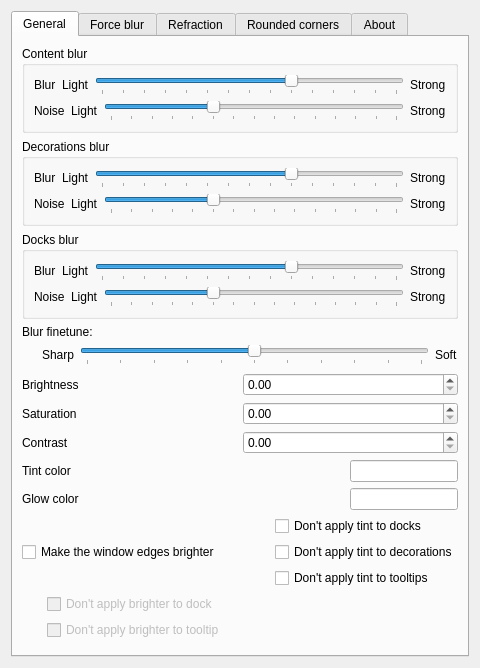
Before: the Qt Designer form src/kcm/blur_config.ui in 4v3ngR/kwin-effects-glass, drawn with Qt 5.
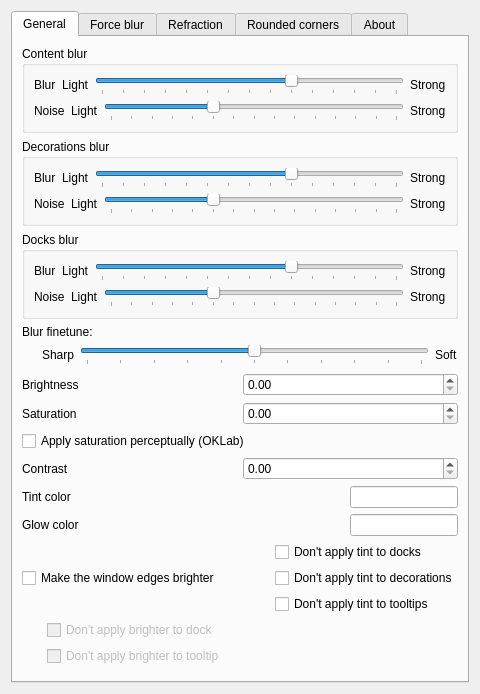
After: the same form once the commit is applied. Custom widgets are drawn as their Qt base class.

Commit message: feat(blur): apply saturation in OKLab option

```diff
--- a/src/kcm/blur_config.ui
+++ b/src/kcm/blur_config.ui
@@ -476,6 +476,16 @@
          </item>
         </layout>
        </item>
+       <item>
+        <widget class="QCheckBox" name="kcfg_OklabSaturation">
+         <property name="text">
+          <string>Apply saturation perceptually (OKLab)</string>
+         </property>
+         <property name="toolTip">
+          <string>Adjusts saturation evenly across all colors instead of in plain RGB.</string>
+         </property>
+        </widget>
+       </item>
        <item>
         <layout class="QHBoxLayout">
          <item>
```
The commit also changes 8 other files.
